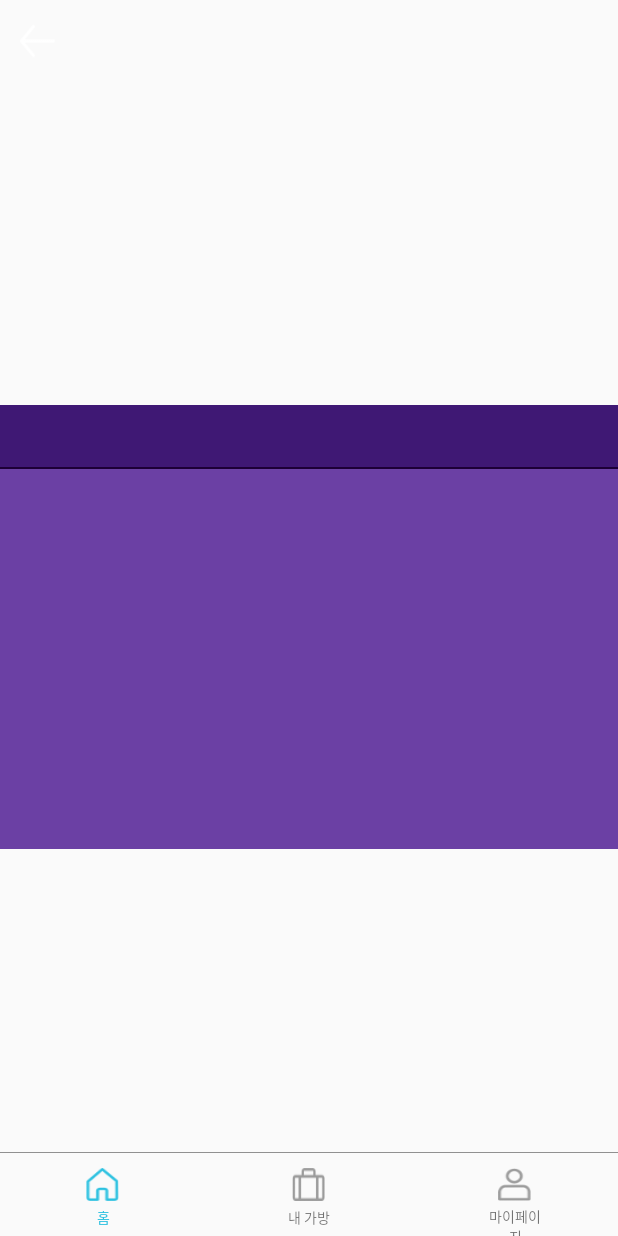
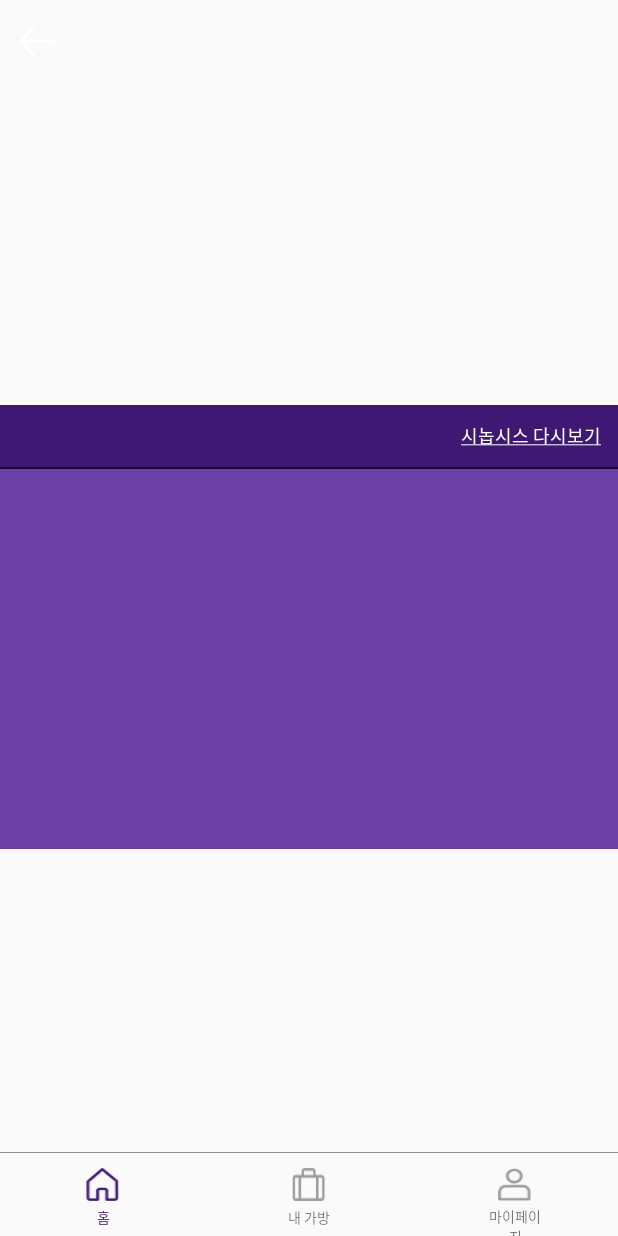
Before and after one commit to lipnus/Realworld, an Android app: the MissionActivity screen opened directly, with no data from a screen before it, on a phone screen of 412 x 824 dp. Run offline under Robolectric (Android 15) with nearby library versions, the phone set to English and light mode, and no system bars; our stand-ins replace ButterKnife; libraries missing offline, so code that uses them is left out: com.daimajia.androidanimations; pictures from the network do not load; 2 statements that could not run were skipped.

Commit message:
아아아

```diff
--- a/app/src/main/AndroidManifest.xml
+++ b/app/src/main/AndroidManifest.xml
@@ -35,11 +35,7 @@
         <activity android:name=".volley.VolleyActivity" />
         <activity android:name=".mission.MissionActivity" />
         <activity android:name=".mission.MissionDetailActivity" />
-        <activity
-            android:name=".quest.WordActivity"
-            android:excludeFromRecents="true"
-            android:taskAffinity=""
-            android:theme="@style/Theme.Sliding.Light" />
+        <activity android:name=".quest.WordActivity" />
         <activity
             android:name=".quest.SuccessActivity"
             android:excludeFromRecents="true"
--- a/app/src/main/java/lipnus/com/realworld/NavigationMenu.java
+++ b/app/src/main/java/lipnus/com/realworld/NavigationMenu.java
@@ -65,7 +65,7 @@ public class NavigationMenu {
 
 
         //현재위치에 따른 개별설정
-        menuTv[position].setTextColor(Color.parseColor("#2cc1e0"));
+        menuTv[position].setTextColor(Color.parseColor("#3f1874"));
 
         switch (position) {
             case 0:
--- a/app/src/main/java/lipnus/com/realworld/main/ListViewAdapter.java
+++ b/app/src/main/java/lipnus/com/realworld/main/ListViewAdapter.java
@@ -138,9 +138,9 @@ public class ListViewAdapter extends BaseAdapter {
 
 
     // 아이템 데이터 추가
-    public void addItem(String title, String date, Boolean accomplished) {
+    public void addItem(String title, String date, Boolean accomplished, String lastPlayed) {
 
-        ListViewItem item = new ListViewItem(title, date, accomplished);
+        ListViewItem item = new ListViewItem(title, date, accomplished, lastPlayed);
         listViewItemList.add(item);
     }
 }
--- a/app/src/main/java/lipnus/com/realworld/main/ListViewItem.java
+++ b/app/src/main/java/lipnus/com/realworld/main/ListViewItem.java
@@ -13,10 +13,12 @@ public class ListViewItem {
     public String title;
     public String date;
     public boolean accomplished;
+    public String lastPlayed;
 
-    public ListViewItem(String title, String date, boolean accomplished) {
+    public ListViewItem(String title, String date, boolean accomplished, String lastPlayed) {
         this.title = title;
         this.date = date;
         this.accomplished = accomplished;
+        this.lastPlayed = lastPlayed;
     }
 }
--- a/app/src/main/java/lipnus/com/realworld/main/MainActivity.java
+++ b/app/src/main/java/lipnus/com/realworld/main/MainActivity.java
@@ -73,11 +73,9 @@ public class MainActivity extends AppCompatActivity {
         postScenario();
     }
 
-
     public void onClick_Scenario(View v){
         postScenario();
     }
-
 
     public void initSetting(){
 
--- a/app/src/main/res/layout/activity_mission.xml
+++ b/app/src/main/res/layout/activity_mission.xml
@@ -32,20 +32,32 @@
             </FrameLayout>
 
             <!--중간-->
-            <LinearLayout
+            <FrameLayout
+                android:paddingTop="10dp"
+                android:paddingBottom="10dp"
                 android:layout_width="match_parent"
                 android:layout_height="wrap_content"
-                android:background="#3f1874"
-                android:padding="10dp">
+                android:background="#3f1874">
 
                 <TextView
+                    android:layout_gravity="left|center_vertical"
+                    android:layout_marginLeft="10dp"
                     android:id="@+id/mission_subtitle_tv"
                     android:textSize="15dp"
                     android:textColor="#ffffff"
                     android:layout_width="wrap_content"
                     android:layout_height="wrap_content" />
 
-            </LinearLayout>
+                <TextView
+                    android:onClick="onClick_mission_synopsis"
+                    android:layout_gravity="right|center_vertical"
+                    android:layout_marginRight="11dp"
+                    android:textSize="12dp"
+                    android:textColor="#ffffff"
+                    android:text="@string/synopsis"
+                    android:layout_width="wrap_content"
+                    android:layout_height="wrap_content" />
+            </FrameLayout>
 
             <View
                 android:layout_width="match_parent"
--- a/app/src/main/res/layout/activity_word.xml
+++ b/app/src/main/res/layout/activity_word.xml
@@ -2,7 +2,7 @@
 <FrameLayout xmlns:android="http://schemas.android.com/apk/res/android"
     android:layout_width="match_parent"
     android:layout_height="match_parent"
-    android:background="#00000000">
+    android:background="#ffffff">
 
 
     <!--헤더-->
@@ -72,9 +72,5 @@
                 android:background="@null"/>
 
         </LinearLayout>
-
     </LinearLayout>
-
-
-
 </FrameLayout>
--- a/app/src/main/res/values/strings.xml
+++ b/app/src/main/res/values/strings.xml
@@ -1,3 +1,4 @@
 <resources>
     <string name="app_name">미스테리트레일 여수</string>
+    <string name="synopsis"><u>시놉시스 다시보기</u></string>
 </resources>
```
Also changed, not shown: app/src/main/java/lipnus/com/realworld/main/SynopsisActivity.java (+20 -7 lines), app/src/main/java/lipnus/com/realworld/main/ViewPager_Fragment.java (+11 -3 lines), app/src/main/java/lipnus/com/realworld/mission/MissionActivity.java (+8 -1 lines), app/src/main/java/lipnus/com/realworld/mission/MissionDetailActivity.java (+5 -6 lines), app/src/main/java/lipnus/com/realworld/quest/WordActivity.java (+7 -12 lines), app/src/main/res/layout/activity_synopsis.xml (+34 -7 lines), app/src/main/res/drawable/navi_1_on.png, app/src/main/res/drawable/navi_2_on.png, app/src/main/res/drawable/synopsis.png (added), app/src/main/res/drawable/synopsis_bottom.png (added), app/src/main/res/drawable/synopsis_mid.png (added), app/src/main/res/drawable/synopsis_top.png (added), 166 other files.
